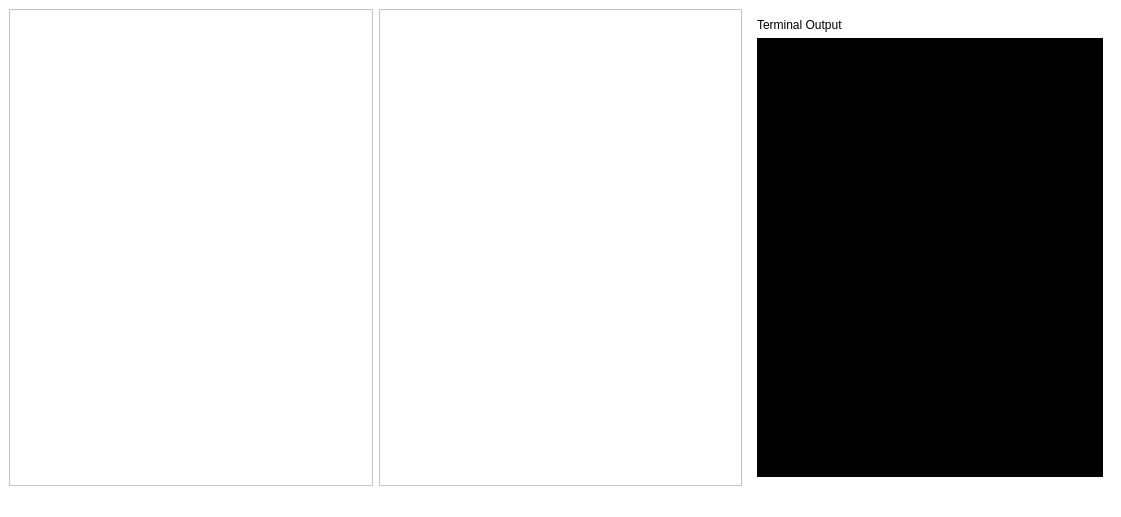
Before: the Qt Designer form IGVC_UI/mainwindow.ui in Team-Abhiyaan/IGVC_UI, drawn with Qt 5.
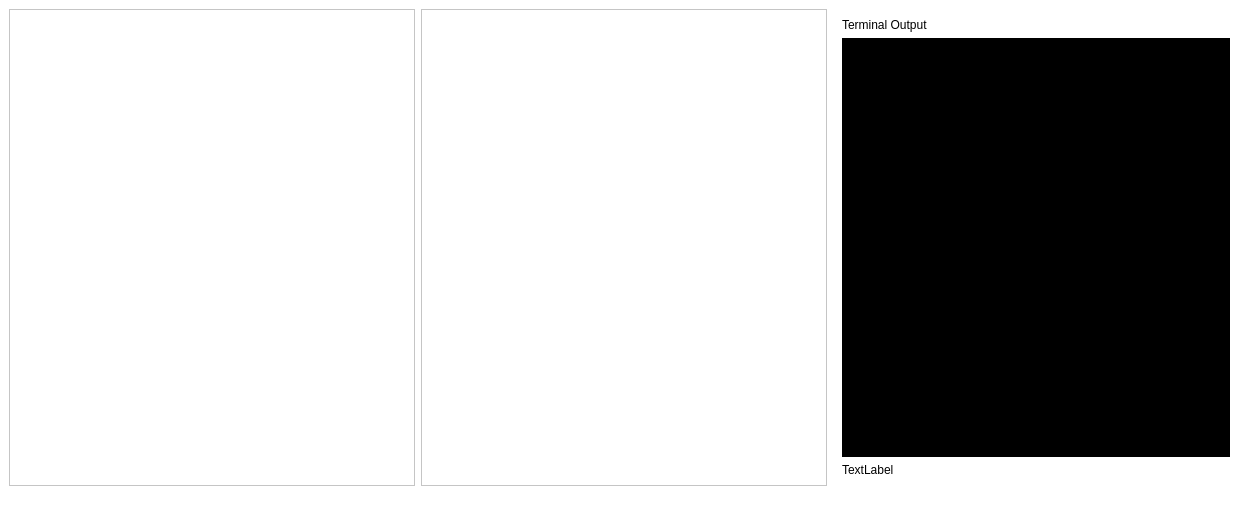
After: the same form once the commit is applied.

Commit message: added abhiyaan logo

What changed in the file:
```diff
--- a/IGVC_UI/mainwindow.ui
+++ b/IGVC_UI/mainwindow.ui
@@ -6,7 +6,7 @@
    <rect>
     <x>0</x>
     <y>0</y>
-    <width>1121</width>
+    <width>1248</width>
     <height>517</height>
    </rect>
   </property>
@@ -34,7 +34,7 @@
         <rect>
          <x>0</x>
          <y>0</y>
-         <width>362</width>
+         <width>404</width>
          <height>451</height>
         </rect>
        </property>
@@ -65,7 +65,7 @@
         <rect>
          <x>0</x>
          <y>0</y>
-         <width>361</width>
+         <width>404</width>
          <height>451</height>
         </rect>
        </property>
@@ -110,6 +110,19 @@
          </property>
         </widget>
        </item>
+       <item>
+        <widget class="QLabel" name="LogoArea">
+         <property name="sizePolicy">
+          <sizepolicy hsizetype="Preferred" vsizetype="Preferred">
+           <horstretch>0</horstretch>
+           <verstretch>0</verstretch>
+          </sizepolicy>
+         </property>
+         <property name="text">
+          <string>TextLabel</string>
+         </property>
+        </widget>
+       </item>
       </layout>
      </widget>
     </item>
```
Left out of the diff: 2 changed lines with no effect on the pictures. The commit also changes 5 other files.
